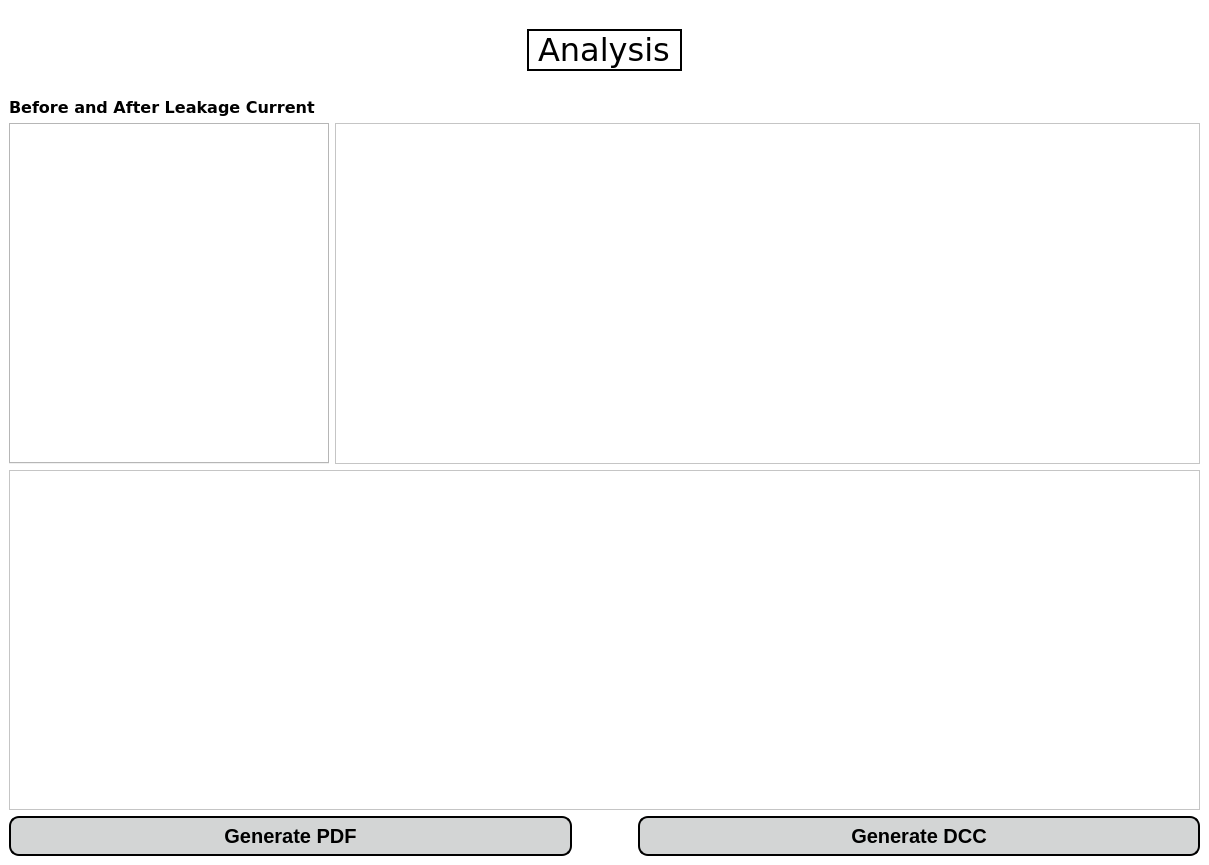
The window that app/gui/resources/analyse_page.ui (JasonLaux/DC-Boxjelly) describes before a commit, drawn with Qt 5.
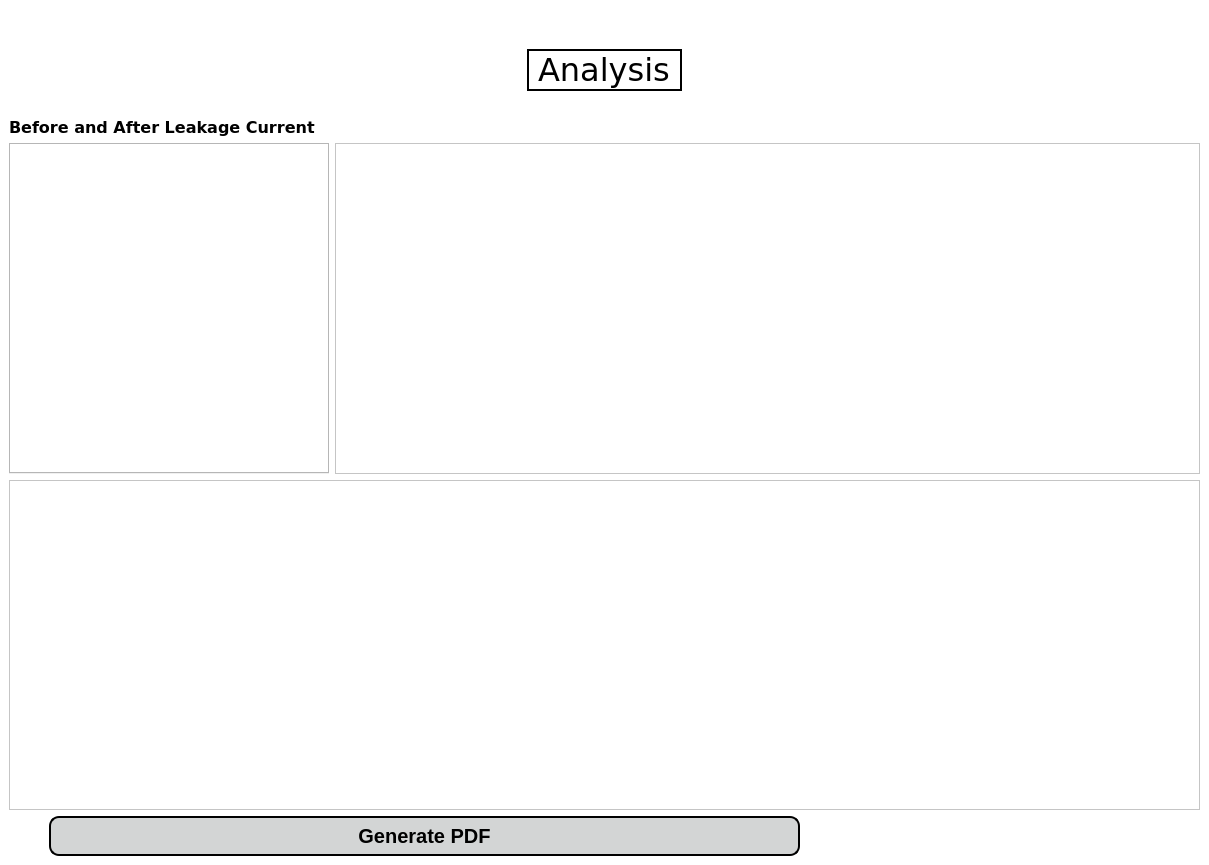
The same window after the commit. Custom widgets are drawn as their Qt base class.

Commit message: Removed XML button

```diff
--- a/app/gui/resources/analyse_page.ui
+++ b/app/gui/resources/analyse_page.ui
@@ -18,6 +18,19 @@
   </property>
   <widget class="QWidget" name="centralwidget">
    <layout class="QVBoxLayout" name="verticalLayout_2">
+    <item>
+     <spacer name="horizontalSpacer_3">
+      <property name="orientation">
+       <enum>Qt::Horizontal</enum>
+      </property>
+      <property name="sizeHint" stdset="0">
+       <size>
+        <width>40</width>
+        <height>20</height>
+       </size>
+      </property>
+     </spacer>
+    </item>
     <item>
      <spacer name="horizontalSpacer_5">
       <property name="orientation">
@@ -160,6 +173,22 @@
       </item>
       <item>
        <layout class="QHBoxLayout" name="horizontalLayout_3">
+        <item>
+         <spacer name="horizontalSpacer_4">
+          <property name="orientation">
+           <enum>Qt::Horizontal</enum>
+          </property>
+          <property name="sizeType">
+           <enum>QSizePolicy::Preferred</enum>
+          </property>
+          <property name="sizeHint" stdset="0">
+           <size>
+            <width>40</width>
+            <height>20</height>
+           </size>
+          </property>
+         </spacer>
+        </item>
         <item>
          <widget class="QPushButton" name="generatePdfButton">
           <property name="styleSheet">
@@ -195,45 +224,16 @@
            <enum>Qt::Horizontal</enum>
           </property>
           <property name="sizeType">
-           <enum>QSizePolicy::Fixed</enum>
+           <enum>QSizePolicy::Preferred</enum>
           </property>
           <property name="sizeHint" stdset="0">
            <size>
-            <width>60</width>
+            <width>400</width>
             <height>20</height>
            </size>
           </property>
          </spacer>
         </item>
-        <item>
-         <widget class="QPushButton" name="generateDccButton">
-          <property name="styleSheet">
-           <string notr="true">QPushButton{
-background-color: rgb(211, 213, 213);
-color:black;
-border-style:outset;
-border-width:2px;
-border-radius:10px;
-border-color: black;
-font:bold 20px;
-padding: 6;
-}
-
-QPushButton:hover{
-background-color: rgb(83, 82, 82);
-color: white;
-}
-
-QPushButton:pressed{
-background-color: white;
-}
-</string>
-          </property>
-          <property name="text">
-           <string>Generate DCC</string>
-          </property>
-         </widget>
-        </item>
        </layout>
       </item>
      </layout>
```
